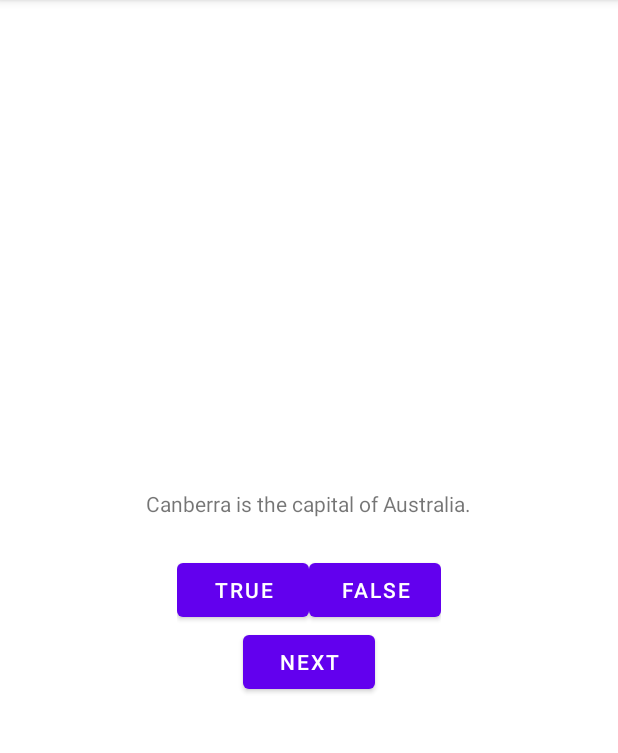
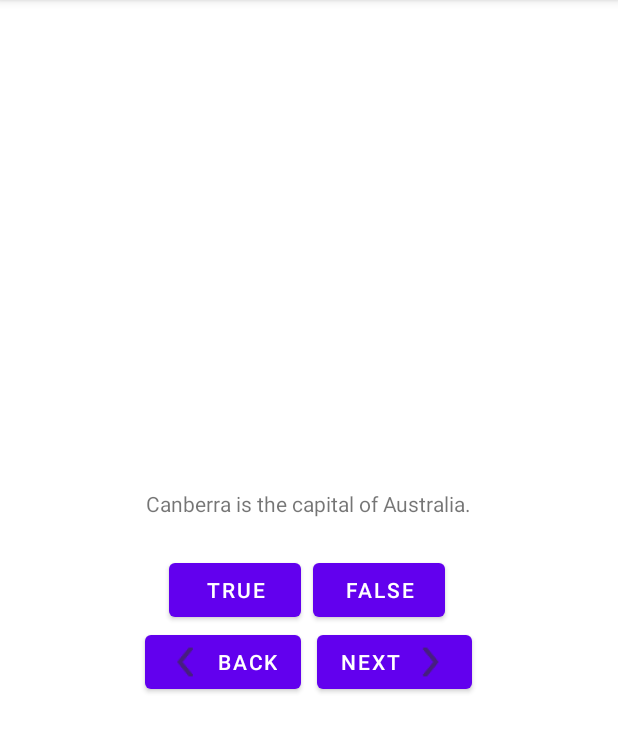
Before and after one commit to GarMoore18/CISC-349-Moore, an Android app: the screen it shows after launch (MainActivity), after a tap on "TRUE", on a phone screen of 412 x 824 dp, the part 84-837 px from its top. Run offline under Robolectric (Android 15) with nearby library versions, the phone set to English and light mode, and no system bars; libraries missing offline, so code that uses them is left out: com.orhanobut.logger; 1 statement that could not run was skipped.

Commit message:
Previous and drawables
I added the ability to go back questions and added drawable icons to the buttons.

```diff
--- a/Class Participation/GeoQuiz/app/src/main/java/com/example/geoquiz/MainActivity.java
+++ b/Class Participation/GeoQuiz/app/src/main/java/com/example/geoquiz/MainActivity.java
@@ -17,6 +17,7 @@ import java.util.Random;
 public class MainActivity extends AppCompatActivity {
     private Button mTrueButton;
     private Button mFalseButton;
+    private Button mPrevButton;
     private Button mNextButton;
     private TextView mQuestionTextView;
 
@@ -41,6 +42,7 @@ public class MainActivity extends AppCompatActivity {
         //Finding the items in the layout
         mTrueButton = findViewById(R.id.true_button);
         mFalseButton = findViewById(R.id.false_button);
+        mPrevButton = findViewById(R.id.prev_button);
         mNextButton = findViewById(R.id.next_button);
         mQuestionTextView = findViewById(R.id.question_text);
 
@@ -59,6 +61,20 @@ public class MainActivity extends AppCompatActivity {
             @Override
             public void onClick(View v) {
                 checkAnswer(false);
+            }
+        });
+
+        //click event for the next button and moves through questions
+        mPrevButton.setOnClickListener(new View.OnClickListener() {
+            @Override
+            public void onClick(View v) {
+                if (mCurrentIndex == 0) {
+                    mCurrentIndex = mQuestionBank.length - 1;
+                } else {
+                    mCurrentIndex = (mCurrentIndex - 1) % mQuestionBank.length;
+                }
+                updateQuestion();
+
             }
         });
 
@@ -88,6 +104,9 @@ public class MainActivity extends AppCompatActivity {
             message = "You Lost!";
         }
         Toast.makeText(MainActivity.this, message, Toast.LENGTH_SHORT).show();
-
+        /*
+        Toast testToast = Toast.makeText(MainActivity.this, R.string.incorrect_toast, Toast.LENGTH_SHORT);
+        testToast.setGravity(Gravity.TOP, 0, 0);
+        testToast.show(); */
     }
 }
--- a/Class Participation/GeoQuiz/app/src/main/res/layout/activity_main.xml
+++ b/Class Participation/GeoQuiz/app/src/main/res/layout/activity_main.xml
@@ -21,20 +21,43 @@
             android:id="@+id/true_button"
             android:layout_width="wrap_content"
             android:layout_height="wrap_content"
+            android:layout_marginStart="2.5dp"
+            android:layout_marginEnd="2.5dp"
             android:text="@string/true_button" />
 
         <Button
             android:id="@+id/false_button"
             android:layout_width="wrap_content"
             android:layout_height="wrap_content"
+            android:layout_marginStart="5dp"
+            android:layout_marginEnd="5dp"
             android:text="@string/false_button" />
 
     </LinearLayout>
 
-    <Button
-        android:id="@+id/next_button"
+    <LinearLayout
         android:layout_width="wrap_content"
         android:layout_height="wrap_content"
-        android:text="@string/next_button" />
+        android:orientation="horizontal" >
+
+        <Button
+            android:id="@+id/prev_button"
+            android:layout_width="wrap_content"
+            android:layout_height="wrap_content"
+            android:layout_marginStart="5dp"
+            android:layout_marginEnd="5dp"
+            android:text="@string/prev_button"
+            android:drawableLeft="@drawable/chev_left" />
+
+        <Button
+            android:id="@+id/next_button"
+            android:layout_width="wrap_content"
+            android:layout_height="wrap_content"
+            android:layout_marginStart="5dp"
+            android:layout_marginEnd="5dp"
+            android:text="@string/next_button"
+            android:drawableEnd="@drawable/chev_right" />
+
+    </LinearLayout>
 
 </LinearLayout>
--- a/Class Participation/GeoQuiz/app/src/main/res/values/strings.xml
+++ b/Class Participation/GeoQuiz/app/src/main/res/values/strings.xml
@@ -4,6 +4,7 @@
     <string name="true_button">True</string>
     <string name="false_button">False</string>
     <string name="next_button">Next</string>
+    <string name="prev_button">Back</string>
     <string name="correct_toast">Correct!</string>
     <string name="incorrect_toast">Incorrect!</string>
 
```
Also changed, not shown: Class Participation/GeoQuiz/app/src/main/res/drawable-hdpi/chev_left.png (added), Class Participation/GeoQuiz/app/src/main/res/drawable-hdpi/chev_right.png (added), Class Participation/GeoQuiz/app/src/main/res/drawable-mdpi/chev_left.png (added), Class Participation/GeoQuiz/app/src/main/res/drawable-mdpi/chev_right.png (added), Class Participation/GeoQuiz/app/src/main/res/drawable-xhdpi/chev_left.png (added), Class Participation/GeoQuiz/app/src/main/res/drawable-xhdpi/chev_right.png (added), Class Participation/GeoQuiz/app/src/main/res/drawable-xxhdpi/chev_left.png (added), Class Participation/GeoQuiz/app/src/main/res/drawable-xxhdpi/chev_right.png (added), Class Participation/GeoQuiz/app/src/main/res/drawable-xxxhdpi/chev_left.png (added), Class Participation/GeoQuiz/app/src/main/res/drawable-xxxhdpi/chev_right.png (added), 2 other files.
